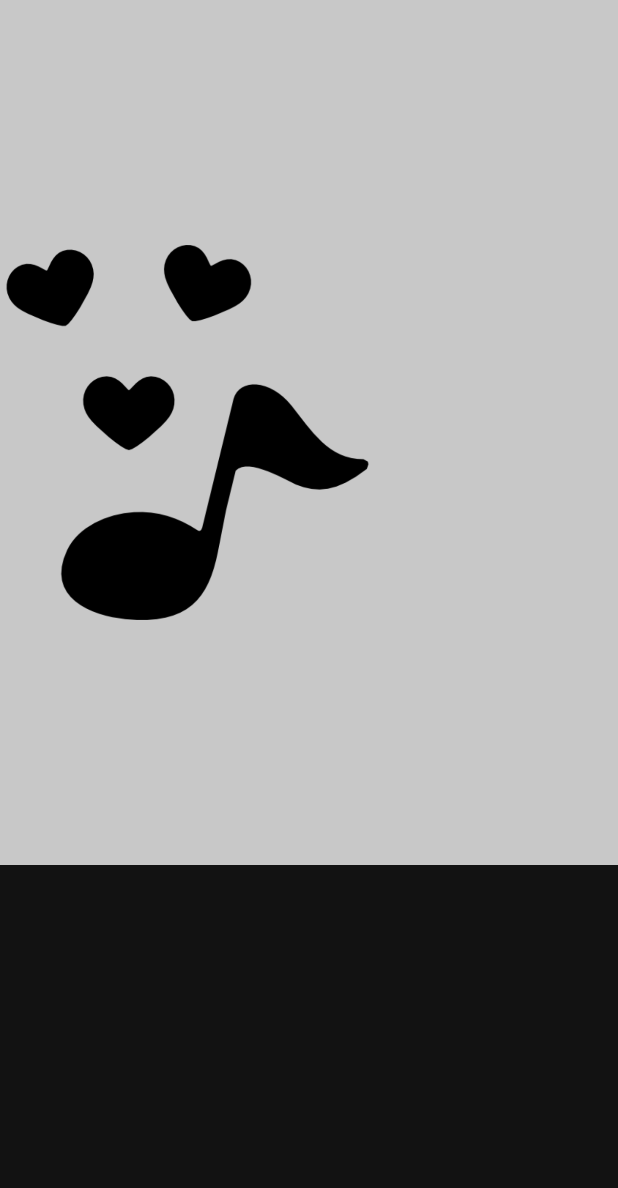
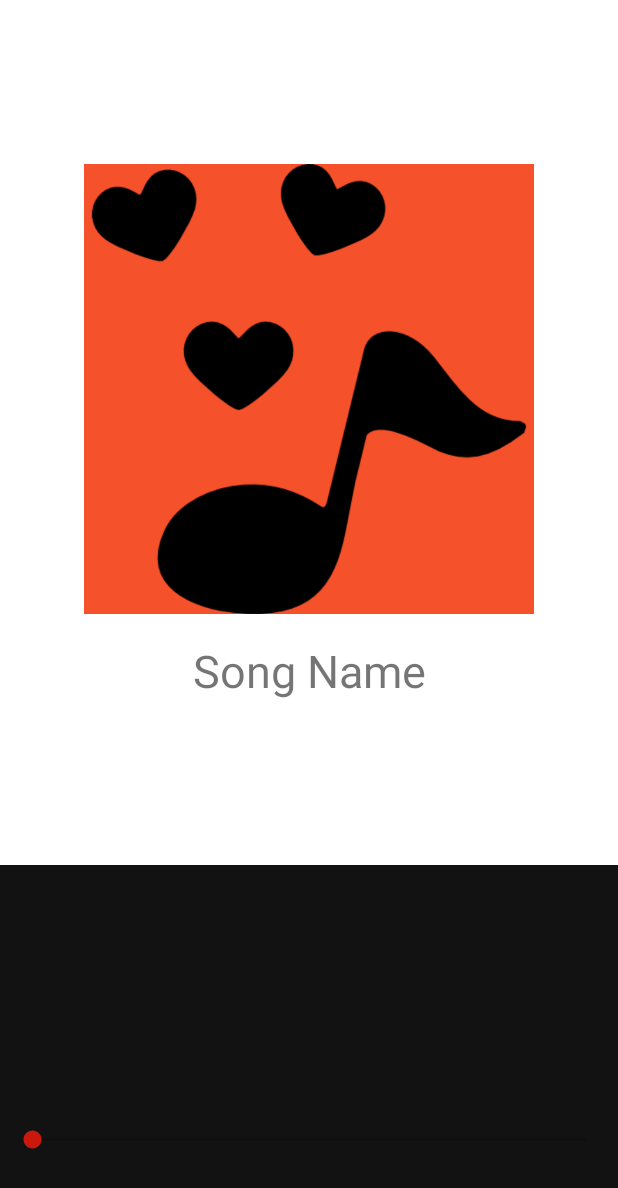
Before and after one commit to omrishi1216/MusicRO, an Android app: the layout playmusic.xml on its own in the app's theme, with its tools: preview values and no code run, on a phone screen of 412 x 824 dp. Shown: the top 1188 px of the screen. Run offline under Robolectric (Android 15) with nearby library versions, the phone set to English and light mode, and no system bars.

Commit message:
Merge branch 'master' of C:\Users\RISHI\AndroidStudioProjects\MusicRO with conflicts.

```diff
--- /dev/null
+++ b/app/src/main/res/drawable/ic_skip_next_black_24dp.xml
@@ -0,0 +1,5 @@
+<vector android:height="24dp" android:tint="#FFFFFF"
+    android:viewportHeight="24.0" android:viewportWidth="24.0"
+    android:width="24dp" xmlns:android="http://schemas.android.com/apk/res/android">
+    <path android:fillColor="#FF000000" android:pathData="M6,18l8.5,-6L6,6v12zM16,6v12h2V6h-2z"/>
+</vector>
--- a/app/src/main/res/layout/playmusic.xml
+++ b/app/src/main/res/layout/playmusic.xml
@@ -1,36 +1,70 @@
 <?xml version="1.0" encoding="utf-8"?>
 <LinearLayout xmlns:android="http://schemas.android.com/apk/res/android"
-    android:orientation="vertical" android:layout_width="match_parent"
+    android:layout_width="match_parent"
     android:layout_height="match_parent"
-    android:weightSum="10"
-    android:background="#ED000000">
+    android:background="#ED000000"
+    android:orientation="vertical"
+    android:weightSum="10">
 
     <LinearLayout
         android:layout_width="match_parent"
         android:layout_height="0dp"
         android:layout_weight="7"
+        android:background="#ffffff"
         android:gravity="center"
-        android:background="#C4FFFFFF">
+        android:orientation="vertical">
 
         <ImageView
-            android:layout_width="250dp"
-            android:layout_height="250dp"
-            android:src="@drawable/music1"/>
+            android:layout_width="300dp"
+            android:layout_height="300dp"
+            android:background="#F5512A"
+            android:src="@drawable/music1" />
 
         <TextView
             android:layout_width="match_parent"
             android:layout_height="wrap_content"
-            android:id="@+id/text">
+            android:layout_marginTop="17dp"
+            android:textAlignment="center"
+            android:scrollHorizontally="true"
+            android:text="Song Name"
+            android:textSize="30dp"
 
-        </TextView>
+
+            android:singleLine="true"
+            android:marqueeRepeatLimit="marquee_forever"
+            android:ellipsize="marquee" />
+
 
     </LinearLayout>
 
     <LinearLayout
         android:layout_width="match_parent"
         android:layout_height="0dp"
-        android:layout_weight="3"/>
+        android:layout_weight="3" >
+
+        <RelativeLayout
+            android:layout_width="match_parent"
+            android:layout_height="match_parent"
+            android:padding="5dp">
+
+            <SeekBar
+                android:id="@+id/seekbar"
+                android:layout_width="match_parent"
+                android:layout_height="wrap_content"
+                android:layout_alignParentBottom="true"
+                android:layout_marginBottom="50dp"/>
 
 
 
+
+        </RelativeLayout>
+
+
+
+
+
+
+    </LinearLayout>
+
+
 </LinearLayout>
--- a/app/src/main/res/layout/toolbar.xml
+++ b/app/src/main/res/layout/toolbar.xml
@@ -5,6 +5,5 @@
     android:background="#FF5722"
     android:elevation="4dp"
     android:orientation="vertical">
-    >
 
 </Toolbar>
```
